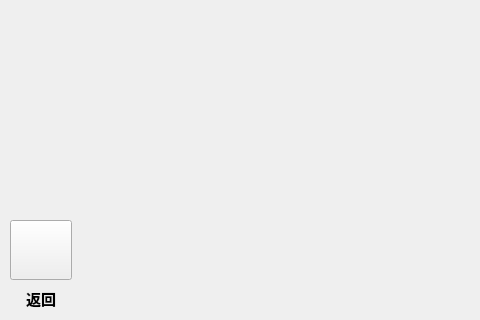
The window that Fitness-Equipment/ui/equipsettingwindow.ui (yuanluochen/Fitness-Eqiupment) describes before a commit, drawn with Qt 5; both pictures show x 0 to 480 and y 480 to 800 of the 1280 by 800 pixel window.
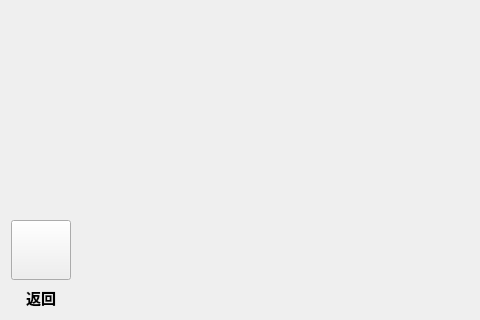
The same window after the commit. Icons and pictures are not drawn.

What changed in the file:
```diff
--- a/Fitness-Equipment/ui/equipsettingwindow.ui
+++ b/Fitness-Equipment/ui/equipsettingwindow.ui
@@ -13,15 +13,21 @@
   <property name="windowTitle">
    <string>Form</string>
   </property>
-  <widget class="QWidget" name="layoutWidget">
-   <property name="geometry">
-    <rect>
-     <x>10</x>
-     <y>700</y>
-     <width>62</width>
-     <height>91</height>
-    </rect>
-   </property>
+  <layout class="QGridLayout" name="gridLayout">
+   <item row="0" column="0">
+    <spacer name="verticalSpacer">
+     <property name="orientation">
+      <enum>Qt::Vertical</enum>
+     </property>
+     <property name="sizeHint" stdset="0">
+      <size>
+       <width>20</width>
+       <height>682</height>
+      </size>
+     </property>
+    </spacer>
+   </item>
+   <item row="1" column="0">
    <layout class="QVBoxLayout" name="verticalLayout_5">
     <item>
      <widget class="QPushButton" name="returnBefore">
@@ -69,7 +75,21 @@
      </widget>
     </item>
    </layout>
-  </widget>
+   </item>
+   <item row="1" column="1">
+    <spacer name="horizontalSpacer">
+     <property name="orientation">
+      <enum>Qt::Horizontal</enum>
+     </property>
+     <property name="sizeHint" stdset="0">
+      <size>
+       <width>1191</width>
+       <height>20</height>
+      </size>
+     </property>
+    </spacer>
+   </item>
+  </layout>
  </widget>
  <resources/>
  <connections/>
```
Lines whose indentation alone changed are shown as unchanged.
